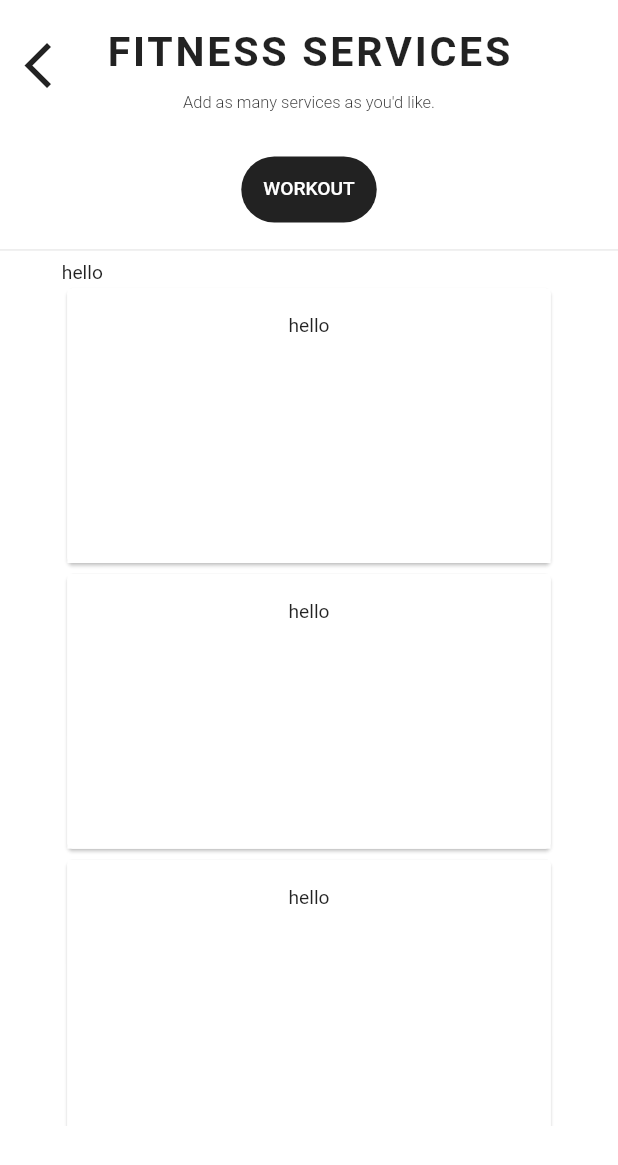
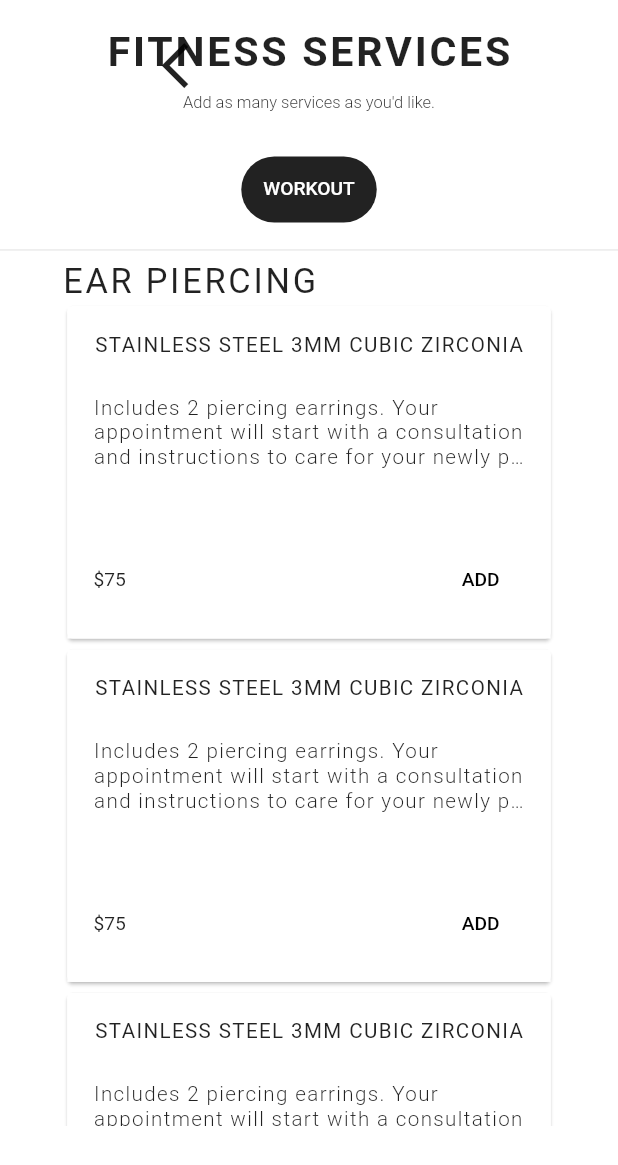
Before and after one commit to dev4589/dev4589, a Flutter app: the screen it shows after launch, on a phone screen of 412 x 824 dp. Shown: the top 1165 px of the screen. Run offline on Flutter 3.47's test engine with Material 2 defaults, Android fonts, the phone set to English and light mode, and no system bars; our stand-ins replace google_fonts, responsive_framework, responsive_grid, syncfusion_flutter_calendar; missing offline and left inert: dart:html.

Commit message:
rough work

```diff
--- a/lib/screen/details_cards.dart
+++ b/lib/screen/details_cards.dart
@@ -12,16 +12,34 @@ class DetailsCard extends StatefulWidget {
 
 class _DetailsCardState extends State<DetailsCard> {
   late bool isHover = false;
+  late String subCateTitle = 'EAR PIERCING';
+  late String cardTitle = 'STAINLESS STEEL 3MM CUBIC ZIRCONIA';
+  late String cardText =
+      'Includes 2 piercing earrings. Your appointment will start with a consultation and instructions to care for your newly pierced ears. Next, your professional will cleanse your ears, mark the ears with your desired placement and proceed with piercing your ears. Aftercare product will be provided to you as well as the aftercare instructions to ensure a healthy healing. PRIV it and you will walk away with a stylish new look!';
+  late int price = 75;
+  late bool submitHover = false;
 
   @override
   Widget build(BuildContext context) {
     return ResponsiveGridRow(
         crossAxisAlignment: CrossAxisAlignment.start,
         children: [
-          ResponsiveGridCol(xl: 12, md: 12, xs: 12, child: Text('hello')),
+          ResponsiveGridCol(
+            xl: 12,
+            md: 12,
+            xs: 12,
+            child: Text(
+              subCateTitle,
+              style: GoogleFonts.roboto(
+                  letterSpacing: 2, fontWeight: FontWeight.w400, fontSize: 25),
+            ),
+          ),
+          for(int i=0;i<8;i++)
           ResponsiveGridCol(
               xl: 4,
-              md: 6,
+              lg: 4,
+              md: 4,
+              sm: 6,
               xs: 12,
               child: InkWell(
                 onTap: () {
@@ -35,13 +53,14 @@ class _DetailsCardState extends State<DetailsCard> {
                 onHover: (hovering) {
                   setState(() => isHover = hovering);
                 },
-                child: Card(
-                  child: SizedBox.fromSize(
-                    size: Size(50, 200),
+                child: SizedBox(
+                  height: 250,
+                  width: 200,
+                  child: Card(
                     child: AnimatedContainer(
                       duration: Duration(milliseconds: 200),
                       curve: Curves.ease,
-                      padding: EdgeInsets.all(isHover ? 11 : 7),
+                      padding: EdgeInsets.all(isHover ? 8 : 7),
                       decoration: const BoxDecoration(
                         color: Colors.white,
                       ),
@@ -49,217 +68,52 @@ class _DetailsCardState extends State<DetailsCard> {
                       child: Padding(
                         padding: const EdgeInsets.all(12.0),
                         child: Column(
-                          children: [Text('hello')],
-                        ),
-                      ),
-                    ),
-                  ),
-                ),
-              )),
-          ResponsiveGridCol(
-              xl: 4,
-              md: 6,
-              xs: 12,
-              child: InkWell(
-                onTap: () => null,
-                onHover: (hovering) {
-                  setState(() => isHover = hovering);
-                },
-                child: Card(
-                  child: SizedBox.fromSize(
-                    size: Size(50, 200),
-                    child: AnimatedContainer(
-                      duration: Duration(milliseconds: 200),
-                      curve: Curves.ease,
-                      padding: EdgeInsets.all(isHover ? 11 : 7),
-                      decoration: const BoxDecoration(
-                        color: Colors.white,
-                      ),
-                      clipBehavior: Clip.antiAliasWithSaveLayer,
-                      child: Padding(
-                        padding: const EdgeInsets.all(12.0),
-                        child: Column(
-                          children: [Text('hello')],
-                        ),
-                      ),
-                    ),
-                  ),
-                ),
-              )),
-          ResponsiveGridCol(
-              xl: 4,
-              md: 6,
-              xs: 12,
-              child: InkWell(
-                onTap: () => null,
-                onHover: (hovering) {
-                  setState(() => isHover = hovering);
-                },
-                child: Card(
-                  child: SizedBox.fromSize(
-                    size: Size(50, 200),
-                    child: AnimatedContainer(
-                      duration: Duration(milliseconds: 200),
-                      curve: Curves.ease,
-                      padding: EdgeInsets.all(isHover ? 11 : 7),
-                      decoration: const BoxDecoration(
-                        color: Colors.white,
-                      ),
-                      clipBehavior: Clip.antiAliasWithSaveLayer,
-                      child: Padding(
-                        padding: const EdgeInsets.all(12.0),
-                        child: Column(
-                          children: [Text('hello')],
-                        ),
-                      ),
-                    ),
-                  ),
-                ),
-              )),
-          ResponsiveGridCol(
-              xl: 4,
-              md: 6,
-              xs: 12,
-              child: InkWell(
-                onTap: () => null,
-                onHover: (hovering) {
-                  setState(() => isHover = hovering);
-                },
-                child: Card(
-                  child: SizedBox.fromSize(
-                    size: Size(50, 200),
-                    child: AnimatedContainer(
-                      duration: Duration(milliseconds: 200),
-                      curve: Curves.ease,
-                      padding: EdgeInsets.all(isHover ? 11 : 7),
-                      decoration: const BoxDecoration(
-                        color: Colors.white,
-                      ),
-                      clipBehavior: Clip.antiAliasWithSaveLayer,
-                      child: Padding(
-                        padding: const EdgeInsets.all(12.0),
-                        child: Column(
-                          children: [Text('hello')],
-                        ),
-                      ),
-                    ),
-                  ),
-                ),
-              )),
-          ResponsiveGridCol(
-              xl: 4,
-              md: 6,
-              xs: 12,
-              child: InkWell(
-                onTap: () => null,
-                onHover: (hovering) {
-                  setState(() => isHover = hovering);
-                },
-                child: Card(
-                  child: SizedBox.fromSize(
-                    size: Size(50, 200),
-                    child: AnimatedContainer(
-                      duration: Duration(milliseconds: 200),
-                      curve: Curves.ease,
-                      padding: EdgeInsets.all(isHover ? 11 : 7),
-                      decoration: const BoxDecoration(
-                        color: Colors.white,
-                      ),
-                      clipBehavior: Clip.antiAliasWithSaveLayer,
-                      child: Padding(
-                        padding: const EdgeInsets.all(12.0),
-                        child: Column(
-                          children: [Text('hello')],
-                        ),
-                      ),
-                    ),
-                  ),
-                ),
-              )),
-          ResponsiveGridCol(
-              xl: 4,
-              md: 6,
-              xs: 12,
-              child: InkWell(
-                onTap: () => null,
-                onHover: (hovering) {
-                  setState(() => isHover = hovering);
-                },
-                child: Card(
-                  child: SizedBox.fromSize(
-                    size: Size(50, 200),
-                    child: AnimatedContainer(
-                      duration: Duration(milliseconds: 200),
-                      curve: Curves.ease,
-                      padding: EdgeInsets.all(isHover ? 11 : 7),
-                      decoration: const BoxDecoration(
-                        color: Colors.white,
-                      ),
-                      clipBehavior: Clip.antiAliasWithSaveLayer,
-                      child: Padding(
-                        padding: const EdgeInsets.all(12.0),
-                        child: Column(
-                          children: [Text('hello')],
-                        ),
-                      ),
-                    ),
-                  ),
-                ),
-              )),
-          ResponsiveGridCol(
-              xl: 4,
-              md: 6,
-              xs: 12,
-              child: InkWell(
-                onTap: () => null,
-                onHover: (hovering) {
-                  setState(() => isHover = hovering);
-                },
-                child: Card(
-                  child: SizedBox.fromSize(
-                    size: Size(50, 200),
-                    child: AnimatedContainer(
-                      duration: Duration(milliseconds: 200),
-                      curve: Curves.ease,
-                      padding: EdgeInsets.all(isHover ? 11 : 7),
-                      decoration: const BoxDecoration(
-                        color: Colors.white,
-                      ),
-                      clipBehavior: Clip.antiAliasWithSaveLayer,
-                      child: Padding(
-                        padding: const EdgeInsets.all(12.0),
-                        child: Column(
-                          children: [Text('hello')],
-                        ),
-                      ),
-                    ),
-                  ),
-                ),
-              )),
-          ResponsiveGridCol(
-              xl: 4,
-              md: 6,
-              xs: 12,
-              child: InkWell(
-                onTap: () => null,
-                onHover: (hovering) {
-                  setState(() => isHover = hovering);
-                },
-                child: Card(
-                  child: SizedBox.fromSize(
-                    size: Size(50, 200),
-                    child: AnimatedContainer(
-                      duration: Duration(milliseconds: 200),
-                      curve: Curves.ease,
-                      padding: EdgeInsets.all(isHover ? 11 : 7),
-                      decoration: const BoxDecoration(
-                        color: Colors.white,
-                      ),
-                      clipBehavior: Clip.antiAliasWithSaveLayer,
-                      child: Padding(
-                        padding: const EdgeInsets.all(12.0),
-                        child: Column(
-                          children: [Text('hello')],
+                          children: [
+                            Text(
+                              cardTitle,
+                              style: GoogleFonts.roboto(
+                                  letterSpacing: 1,
+                                  fontWeight: FontWeight.w400,
+                                  fontSize: 15),
+                              textAlign: TextAlign.start,
+                            ),
+                            Spacer(),
+                            Text(cardText,
+                                style: GoogleFonts.roboto(
+                                    letterSpacing: 1,
+                                    fontWeight: FontWeight.w300,
+                                    fontSize: 15),
+                                maxLines: 3,
+                                textAlign: TextAlign.start,
+                                overflow: TextOverflow.ellipsis),
+                            Spacer(flex: 2),
+                            Row(
+                              children: [
+                                // Padding(padding: EdgeInsets.symmetric(vertical: 20)),
+                                Text('\$' + price.toString()),
+                                Spacer(),
+                                TextButton(
+                                    onHover: (value) {
+                                      submitHover = value;
+                                    },
+                                    style: ButtonStyle(
+                                        foregroundColor:
+                                            MaterialStateProperty.resolveWith(
+                                                (states) => states.contains(
+                                                        MaterialState.hovered)
+                                                    ? Colors.white
+                                                    : Colors.black),
+                                        backgroundColor:
+                                            MaterialStateProperty.resolveWith(
+                                                (states) => states.contains(
+                                                        MaterialState.hovered)
+                                                    ? Colors.black
+                                                    : Colors.white)),
+                                    onPressed: () {},
+                                    child: Text("ADD")),
+                              ],
+                            ),
+                          ],
                         ),
                       ),
                     ),
@@ -277,6 +131,7 @@ class _DetailsCardState extends State<DetailsCard> {
         'assets/myImages/makeupwitheye.png',
         fit: BoxFit.contain,
       ),
+      clipBehavior: Clip.antiAliasWithSaveLayer,
       insetPadding: EdgeInsets.symmetric(
         vertical: size.height / 10,
         horizontal: size.width /
--- a/lib/screen/service_details.dart
+++ b/lib/screen/service_details.dart
@@ -52,13 +52,14 @@ class _ShowServiceDetailsState extends State<ShowServiceDetails>
             sm: 0,
             child: Stack(children: [
               Container(
-                width: size.width * (size.width <= 1200 ? 0 : .20),
+                width: size.width * (size.width <= 1100 ? 0 : .20),
                 height: size.height,
                 alignment: Alignment.centerLeft,
                 child: Image.asset(
                   'assets/myImages/' + _cateList[index].cateImage,
                   height: size.height,
-                  fit: BoxFit.fill,
+                  width: 400,
+                  fit: BoxFit.cover,
                 ),
               ),
             ]),
@@ -74,7 +75,7 @@ class _ShowServiceDetailsState extends State<ShowServiceDetails>
                       Row(
                         children: [
                           Padding(
-                            padding: const EdgeInsets.only(top: 20.0),
+                            padding: const EdgeInsets.only(top: 20.0,left: 100),
                             child: IconButton(
                               onPressed: () {
                                 Navigator.pop(context);
@@ -185,73 +186,3 @@ class CateData {
   final String cateImage;
   final List subCateList;
 }
-
-// ListView(
-// children: [Center(
-// child: SizedBox(
-// width: size.width / 2,
-// height: size.height,
-// child: TabBarView(
-// controller: _tabController,
-// children: [
-// for (int i = 0; i < myTabNo.length; i++)
-// DetailsCard(),
-// ],
-// ),
-// ),
-// ),]
-// ),
-
-// TabBar(
-// padding: const EdgeInsets.all(12),
-// isScrollable: true,
-// unselectedLabelColor: Colors.grey.shade500,
-// labelColor: Colors.white,
-// controller: _tabController,
-// tabs: myTabNo,
-// indicator: ShapeDecoration(
-// shape: RoundedRectangleBorder(
-// borderRadius: BorderRadius.all(radius)),
-// color: Colors.black87),
-// ),
-
-// Padding(
-// padding: const EdgeInsets.all(8.0),
-// child: Center(
-// child: Text(
-// _cateList[index].cateName.toUpperCase() +
-// ' services'.toUpperCase(),
-// style: GoogleFonts.roboto(
-// letterSpacing: 2,
-// fontWeight: FontWeight.w700,
-// fontSize: 30),
-// )),
-// ),
-
-// Center(
-// child: Text(
-// 'Add as many services as you\'d like.',
-// style: GoogleFonts.roboto(
-// fontWeight: FontWeight.w300, fontSize: 12),
-// )),
-
-// IconButton(
-// onPressed: () {
-// Navigator.pop(context);
-// },
-// hoverColor: Colors.white,
-// icon: const Icon(
-// Icons.arrow_back_ios_outlined,
-// size: 40,
-// ),
-// ),
-
-// Container(
-// width: size.width*(size.width <= 1200 ? 0 : .25),
-// height: size.height,
-// alignment: Alignment.centerLeft,
-// child: Image.asset(
-// 'assets/myImages/' + _cateList[index].cateImage,
-// height: size.height,
-// ),
-// ),]
```
